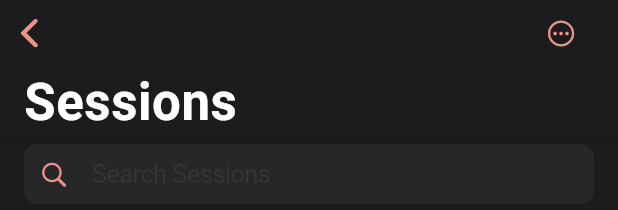
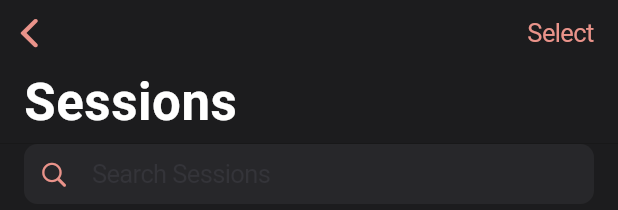
Before and after one commit to RADeveloping/SpeedWatchApp, a Flutter app: the Sidebar widget shown alone on an empty page, opened directly, on a phone screen of 412 x 824 dp. Shown: the top 210 px of the screen. Run offline on Flutter 3.47's test engine with Material 2 defaults, Android fonts, the phone set to English and light mode, and no system bars; drawn by our look-alikes of settings_ui; our stand-ins replace camera, chips_choice_null_safety, font_awesome_flutter, get, isar, popover and 1 more; missing offline and left inert: camera_camera, easy_image_viewer, excel, multi_split_view; accounts and stored records are empty; generated files the repository leaves out were written again; statements that could not run were skipped.

Commit message:
Replace CupertinoIcons.ellipsis_circle with Select

```diff
--- a/lib/components/sidebar.dart
+++ b/lib/components/sidebar.dart
@@ -50,9 +50,9 @@ class Sidebar extends GetView<SidebarController> {
                         'Done',
                         style: TextStyle(color: kColourLight),
                       )
-                    : Icon(
-                        CupertinoIcons.ellipsis_circle,
-                        color: kColourLight,
+                    : Text(
+                        'Select',
+                        style: TextStyle(color: kColourLight),
                       ),
                 onPressed: () {
                   if (controller.isEditMode.value) {
```
